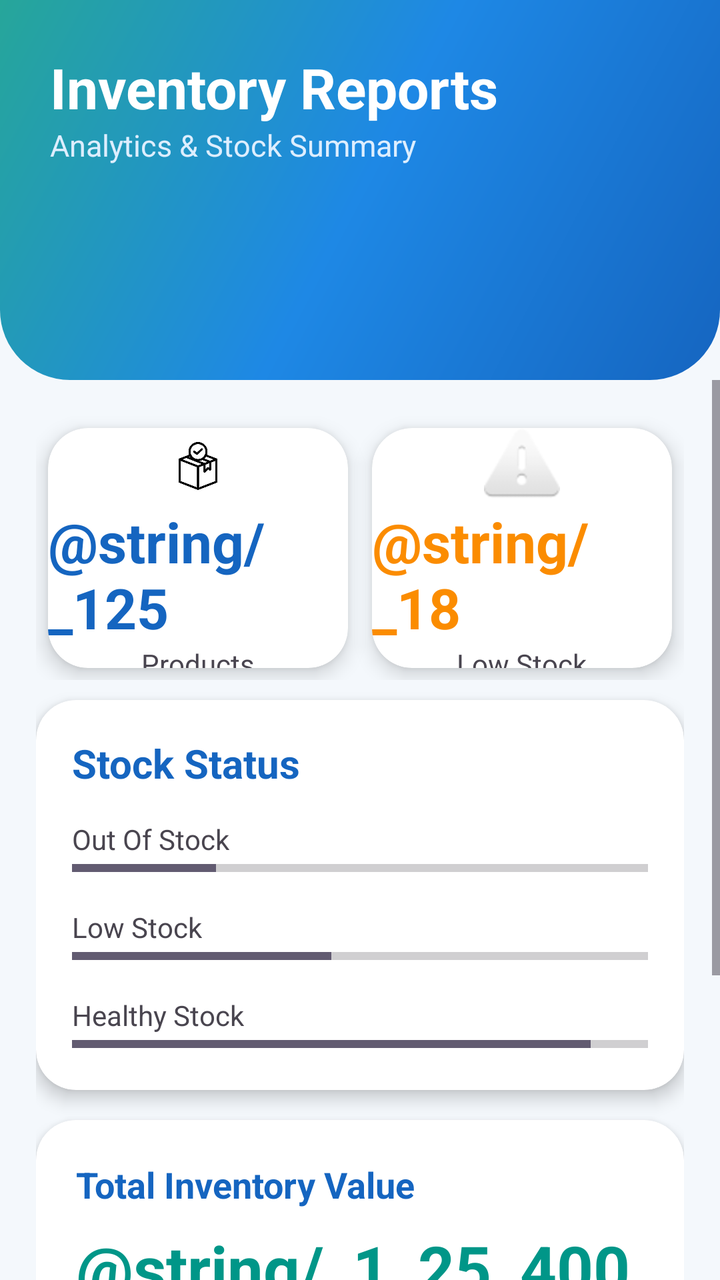
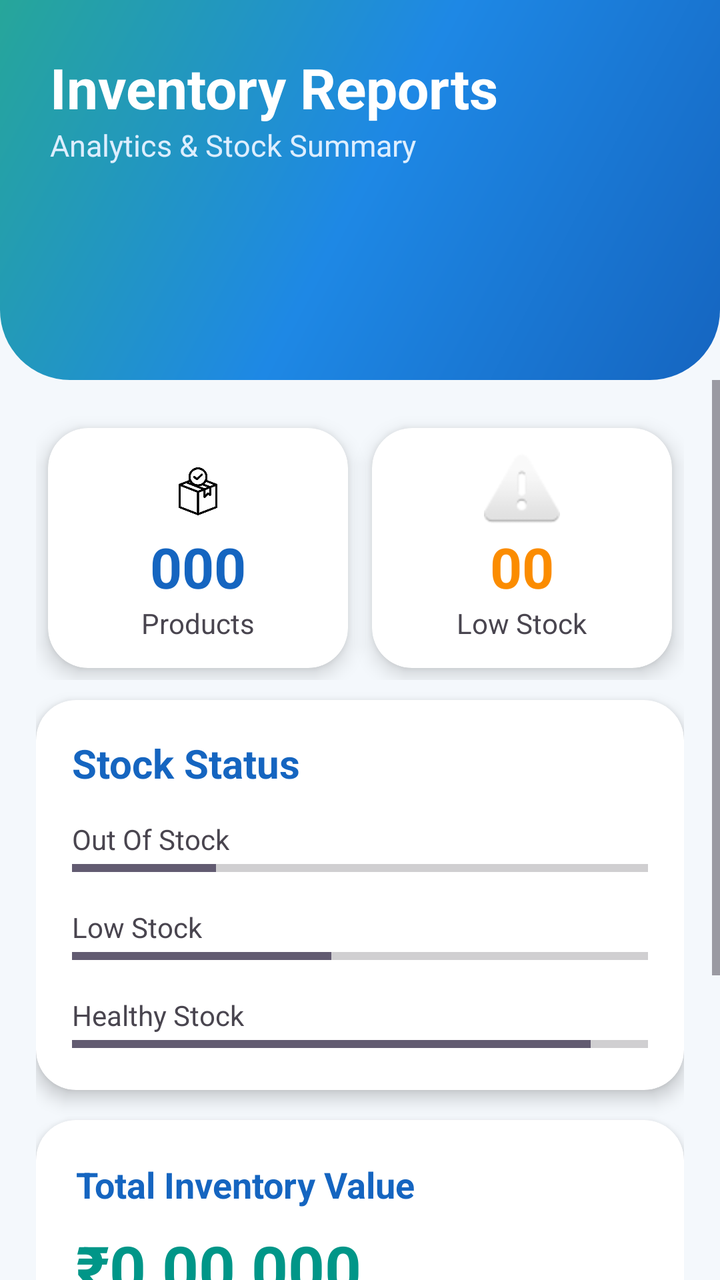

Before-and-after screenshots of an Android layout around one commit, followed by the original layout XML and the change that was made.
<!-- AndroidManifest.xml: application theme Theme.Inventory -->
<!-- res/layout/activity_report.xml -->
<?xml version="1.0" encoding="utf-8"?>
<androidx.constraintlayout.widget.ConstraintLayout xmlns:android="http://schemas.android.com/apk/res/android"
    xmlns:app="http://schemas.android.com/apk/res-auto"
    android:layout_width="match_parent"
    android:layout_height="match_parent"
    xmlns:tools="http://schemas.android.com/tools"
    android:background="#F4F8FC"
    tools:context=".ReportActivity">

    

    <LinearLayout
        android:id="@+id/header"
        android:layout_width="0dp"
        android:layout_height="190dp"
        android:background="@drawable/bg_dashboard_header"
        android:orientation="vertical"
        android:padding="25dp"
        app:layout_constraintTop_toTopOf="parent"
        app:layout_constraintStart_toStartOf="parent"
        app:layout_constraintEnd_toEndOf="parent">

        <TextView
            android:layout_width="wrap_content"
            android:layout_height="wrap_content"
            android:text="@string/inventory_reports"
            android:textColor="#FFFFFF"
            android:textSize="28sp"
            android:textStyle="bold"/>

        <TextView
            android:layout_width="wrap_content"
            android:layout_height="wrap_content"
            android:text="@string/analytics_stock_summary"
            android:textColor="#DDEEFF"
            android:textSize="15sp"/>

    </LinearLayout>

    <ScrollView
        android:layout_width="0dp"
        android:layout_height="0dp"
        android:fillViewport="true"
        app:layout_constraintTop_toBottomOf="@id/header"
        app:layout_constraintBottom_toBottomOf="parent"
        app:layout_constraintStart_toStartOf="parent"
        app:layout_constraintEnd_toEndOf="parent">

        <LinearLayout
            android:layout_width="match_parent"
            android:layout_height="wrap_content"
            android:orientation="vertical"
            android:padding="18dp">

            

            <LinearLayout
                android:layout_width="match_parent"
                android:layout_height="wrap_content"
                android:orientation="horizontal"
                android:weightSum="2">

                <androidx.cardview.widget.CardView
                    android:layout_width="0dp"
                    android:layout_height="120dp"
                    android:layout_weight="1"
                    android:layout_margin="6dp"
                    app:cardCornerRadius="20dp"
                    app:cardElevation="6dp">

                    <LinearLayout
                        android:layout_width="match_parent"
                        android:layout_height="match_parent"
                        android:gravity="center"
                        android:orientation="vertical">

                        <ImageView
                            android:layout_width="38dp"
                            android:layout_height="38dp"
                            android:contentDescription="@string/product"
                            android:src="@drawable/products"/>

                        <TextView
                            android:id="@+id/txtTotalProducts"
                            android:layout_width="wrap_content"
                            android:layout_height="wrap_content"
                            android:text="@string/_125"
                            android:textStyle="bold"
                            android:textSize="28sp"
                            android:textColor="#1565C0"/>

                        <TextView
                            android:layout_width="wrap_content"
                            android:layout_height="wrap_content"
                            android:text="@string/products"/>

                    </LinearLayout>

                </androidx.cardview.widget.CardView>

                <androidx.cardview.widget.CardView
                    android:layout_width="0dp"
                    android:layout_height="120dp"
                    android:layout_weight="1"
                    android:layout_margin="6dp"
                    app:cardCornerRadius="20dp"
                    app:cardElevation="6dp">

                    <LinearLayout
                        android:layout_width="match_parent"
                        android:layout_height="match_parent"
                        android:gravity="center"
                        android:orientation="vertical">

                        <ImageView
                            android:layout_width="38dp"
                            android:layout_height="38dp"
                            android:contentDescription="@string/low_stock"
                            android:src="@android:drawable/ic_dialog_alert"/>

                        <TextView
                            android:id="@+id/txtLowStock"
                            android:layout_width="wrap_content"
                            android:layout_height="wrap_content"
                            android:text="@string/_18"
                            android:textStyle="bold"
                            android:textSize="28sp"
                            android:textColor="#FB8C00"/>

                        <TextView
                            android:layout_width="wrap_content"
                            android:layout_height="wrap_content"
                            android:text="@string/low_stock"/>

                    </LinearLayout>

                </androidx.cardview.widget.CardView>

            </LinearLayout>

            

            <androidx.cardview.widget.CardView
                android:layout_width="match_parent"
                android:layout_height="wrap_content"
                android:layout_marginTop="10dp"
                app:cardCornerRadius="20dp"
                app:cardElevation="5dp">

                <LinearLayout
                    android:layout_width="match_parent"
                    android:layout_height="wrap_content"
                    android:orientation="vertical"
                    android:padding="18dp">

                    <TextView
                        android:text="@string/stock_status"
                        android:textStyle="bold"
                        android:textSize="20sp"
                        android:textColor="#1565C0"
                        android:layout_width="wrap_content"
                        android:layout_height="wrap_content"/>

                    <TextView
                        android:text="@string/out_of_stock"
                        android:layout_marginTop="15dp"
                        android:layout_width="wrap_content"
                        android:layout_height="wrap_content"/>

                    <ProgressBar
                        android:id="@+id/progressOut"
                        style="?android:attr/progressBarStyleHorizontal"
                        android:layout_width="match_parent"
                        android:layout_height="10dp"
                        android:progress="25"/>

                    <TextView
                        android:text="@string/low_stock"
                        android:layout_marginTop="15dp"
                        android:layout_width="wrap_content"
                        android:layout_height="wrap_content"/>

                    <ProgressBar
                        android:id="@+id/progressLow"
                        style="?android:attr/progressBarStyleHorizontal"
                        android:layout_width="match_parent"
                        android:layout_height="10dp"
                        android:progress="45" />

                    <TextView
                        android:text="@string/healthy_stock"
                        android:layout_marginTop="15dp"
                        android:layout_width="wrap_content"
                        android:layout_height="wrap_content"/>

                    <ProgressBar
                        android:id="@+id/progressGood"
                        style="?android:attr/progressBarStyleHorizontal"
                        android:layout_width="match_parent"
                        android:layout_height="10dp"
                        android:progress="90" />

                </LinearLayout>

            </androidx.cardview.widget.CardView>

            

            <androidx.cardview.widget.CardView
                android:layout_width="match_parent"
                android:layout_height="wrap_content"
                android:layout_marginTop="15dp"
                app:cardCornerRadius="20dp"
                app:cardElevation="5dp">

                <LinearLayout
                    android:layout_width="match_parent"
                    android:layout_height="wrap_content"
                    android:padding="20dp"
                    android:orientation="vertical">

                    <TextView
                        android:text="@string/total_inventory_value"
                        android:textStyle="bold"
                        android:textColor="#1565C0"
                        android:textSize="18sp"
                        android:layout_width="wrap_content"
                        android:layout_height="wrap_content"/>

                    <TextView
                        android:id="@+id/txtValue"
                        android:text="@string/_1_25_400"
                        android:textStyle="bold"
                        android:textSize="32sp"
                        android:textColor="#009688"
                        android:layout_marginTop="8dp"
                        android:layout_width="wrap_content"
                        android:layout_height="wrap_content"/>

                </LinearLayout>

            </androidx.cardview.widget.CardView>

            

            <Button
                android:id="@+id/btnGenerate"
                android:layout_width="match_parent"
                android:layout_height="55dp"
                android:text="@string/generate_report"
                android:textAllCaps="false"
                android:textSize="18sp"
                android:textColor="#FFFFFF"
                android:layout_marginTop="25dp"
                android:background="@drawable/bg_primary_button"/>

            <Button
                android:id="@+id/btnExport"
                android:layout_width="match_parent"
                android:layout_height="55dp"
                android:text="@string/export_pdf"
                android:textAllCaps="false"
                android:textSize="18sp"
                android:textColor="#DEE3E9"
                android:layout_marginTop="12dp"
                android:background="@drawable/bg_outline_button"/>

            <Space
                android:layout_width="match_parent"
                android:layout_height="30dp"/>

        </LinearLayout>

    </ScrollView>

</androidx.constraintlayout.widget.ConstraintLayout>
<!-- resources referenced by this layout -->
<resources>
  <!-- drawable bg_dashboard_header (drawable) -->
  <?xml version="1.0" encoding="utf-8"?>
  <shape xmlns:android="http://schemas.android.com/apk/res/android">
  
      <gradient
          android:angle="135"
          android:startColor="#1565C0"
          android:centerColor="#1E88E5"
          android:endColor="#26A69A"/>
  
      <corners
          android:bottomLeftRadius="35dp"
          android:bottomRightRadius="35dp"/>
  
  </shape>
  <!-- drawable bg_outline_button (drawable) -->
  <?xml version="1.0" encoding="utf-8"?>
  <selector xmlns:android="http://schemas.android.com/apk/res/android">
  
      <item android:state_pressed="true">
  
          <shape>
  
              <solid android:color="#E3F2FD"/>
  
              <stroke
                  android:width="2dp"
                  android:color="#1565C0"/>
  
              <corners android:radius="16dp"/>
  
          </shape>
  
      </item>
  
      <item>
  
          <shape>
  
              <solid android:color="#FFFFFF"/>
  
              <stroke
                  android:width="2dp"
                  android:color="#1565C0"/>
  
              <corners android:radius="16dp"/>
  
          </shape>
  
      </item>
  
  </selector>
  <!-- drawable bg_primary_button (drawable) -->
  <?xml version="1.0" encoding="utf-8"?>
  <selector xmlns:android="http://schemas.android.com/apk/res/android">
  
      <item android:state_pressed="true">
          <shape>
              <gradient
                  android:angle="0"
                  android:startColor="#0D47A1"
                  android:endColor="#00897B"/>
  
              <corners android:radius="16dp"/>
          </shape>
      </item>
  
      <item>
          <shape>
  
              <gradient
                  android:angle="0"
                  android:startColor="#1976D2"
                  android:endColor="#26A69A"/>
  
              <corners android:radius="16dp"/>
  
          </shape>
      </item>
  
  </selector>
  <!-- drawable products: jpg bitmap (drawable, 12456 bytes) -->
  <string name="analytics_stock_summary">Analytics &amp; Stock Summary</string>
  <string name="export_pdf">Export PDF</string>
  <string name="generate_report">Generate Report</string>
  <string name="healthy_stock">Healthy Stock</string>
  <string name="inventory_reports">Inventory Reports</string>
  <string name="low_stock">Low Stock</string>
  <string name="out_of_stock">Out Of Stock</string>
  <string name="product">product</string>
  <string name="products">Products</string>
  <string name="stock_status">Stock Status</string>
  <string name="total_inventory_value">Total Inventory Value</string>
  <style name="Theme.Inventory" parent="Base.Theme.Inventory" />
  <style name="Base.Theme.Inventory" parent="Theme.Material3.DayNight.NoActionBar">
          
          
      </style>
</resources>

<!-- the commit's change to res/layout/activity_report.xml (unified diff, before → after) -->
@@ -84,7 +84,7 @@
                             android:id="@+id/txtTotalProducts"
                             android:layout_width="wrap_content"
                             android:layout_height="wrap_content"
-                            android:text="@string/_125"
+                            android:text="@string/_000"
                             android:textStyle="bold"
                             android:textSize="28sp"
                             android:textColor="#1565C0"/>
@@ -122,7 +122,7 @@
                             android:id="@+id/txtLowStock"
                             android:layout_width="wrap_content"
                             android:layout_height="wrap_content"
-                            android:text="@string/_18"
+                            android:text="@string/_00"
                             android:textStyle="bold"
                             android:textSize="28sp"
                             android:textColor="#FB8C00"/>
@@ -229,7 +229,7 @@
 
                     <TextView
                         android:id="@+id/txtValue"
-                        android:text="@string/_1_25_400"
+                        android:text="@string/_0_00_000"
                         android:textStyle="bold"
                         android:textSize="32sp"
                         android:textColor="#009688"
<!-- resource entries referenced after the edit -->
@@ -82,6 +82,9 @@
   
   </selector>
   <!-- drawable products: jpg bitmap (drawable, 12456 bytes) -->
+  <string name="_00">00</string>
+  <string name="_000">000</string>
+  <string name="_0_00_000">₹0,00,000</string>
   <string name="analytics_stock_summary">Analytics &amp; Stock Summary</string>
   <string name="export_pdf">Export PDF</string>
   <string name="generate_report">Generate Report</string>
